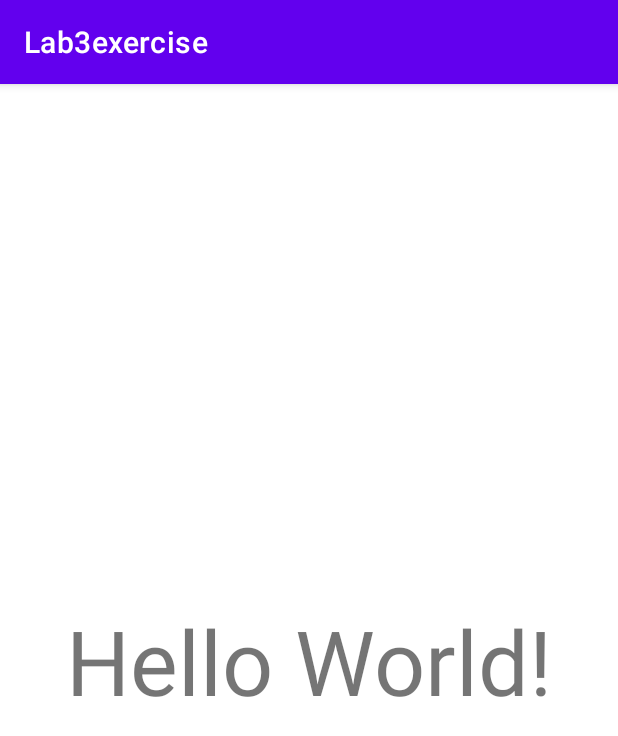
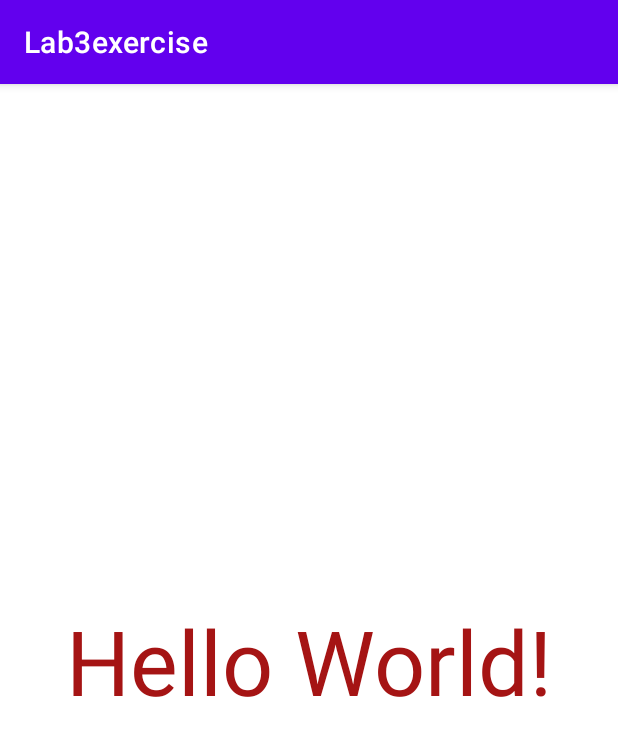
Before and after one commit to fakerodney/CSE110_LAB3, an Android app: the screen it shows after launch (MainActivity), on a phone screen of 412 x 824 dp. Shown: the top 736 px of the screen. Run offline under Robolectric (Android 15) with nearby library versions, the phone set to English and light mode, and no system bars.

```diff
--- a/app/src/main/res/layout/activity_main.xml
+++ b/app/src/main/res/layout/activity_main.xml
@@ -10,6 +10,7 @@
         android:layout_width="wrap_content"
         android:layout_height="wrap_content"
         android:text="Hello World!"
+        android:textColor="#A51414"
         android:textSize="60sp"
         app:layout_constraintBottom_toBottomOf="parent"
         app:layout_constraintLeft_toLeftOf="parent"
```
